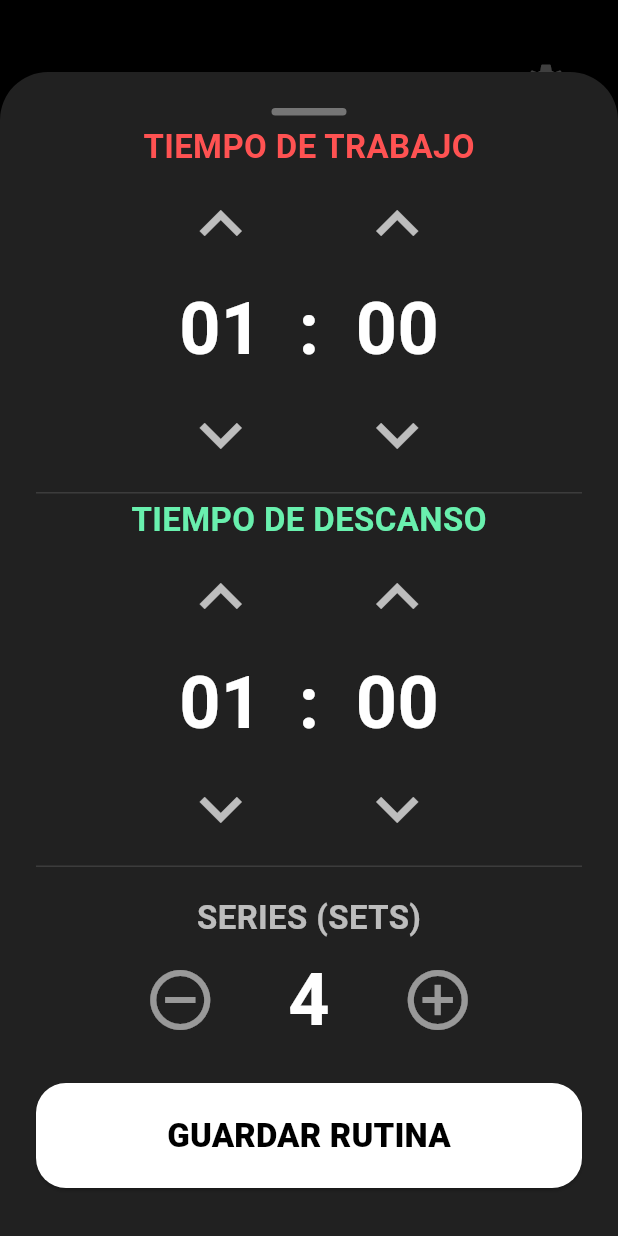
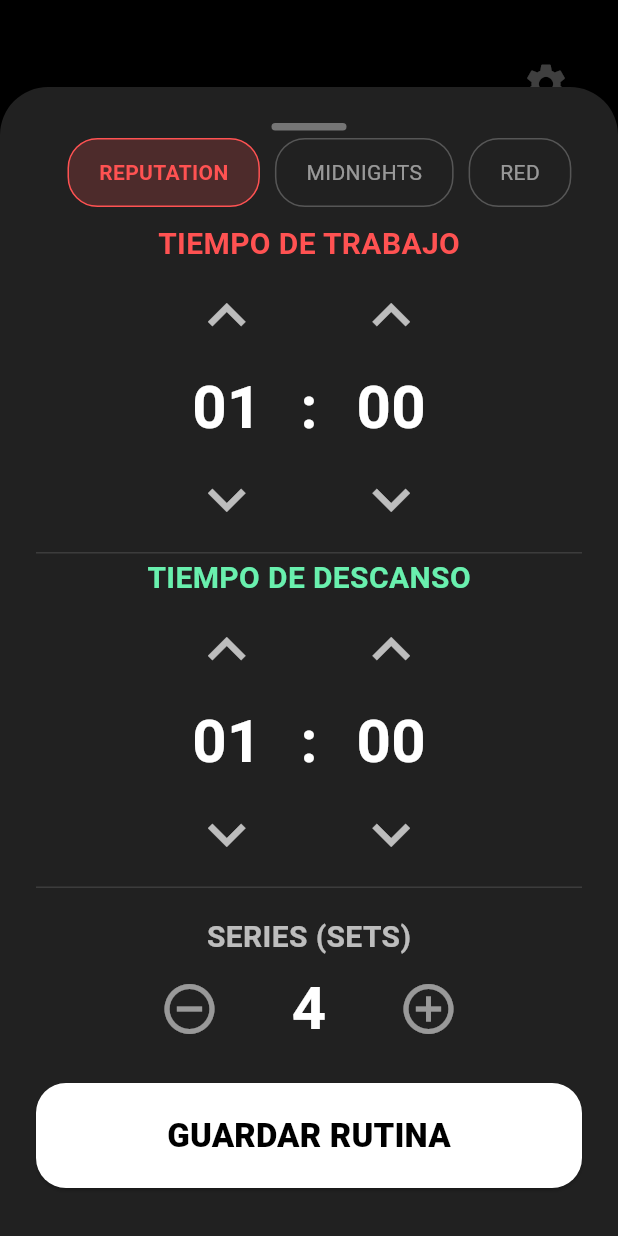
Before and after one commit to elenaahc/replift, a Flutter app: the screen it shows after launch, after a tap on the "settings" icon, on a phone screen of 412 x 824 dp. Run offline on Flutter 3.47's test engine with Material 3 defaults, Android fonts, the phone set to English and light mode, and no system bars; our stand-ins replace audioplayers, flutter_riverpod, shared_preferences, vibration, wakelock_plus.

Commit message:
V1.3 Se agrega selección de tema global de la app (5 temas distintos) el default es reputation (negro)

```diff
--- a/lib/core/theme.dart
+++ b/lib/core/theme.dart
@@ -1,28 +1,67 @@
 import 'package:flutter/material.dart';
 
-class AppTheme {
-  static ThemeData get darkTheme {
-    return ThemeData(
-      // Fondo negro puro (True Black) para ahorrar batería en pantallas OLED
-      scaffoldBackgroundColor: Colors.black,
-      brightness: Brightness.dark,
+// Nuestro selector de Eras
+enum ThemeEra { reputation, midnights, red, dynamite, butter }
 
-      elevatedButtonTheme: ElevatedButtonThemeData(
-        style: ElevatedButton.styleFrom(
-          shape: RoundedRectangleBorder(
-            borderRadius: BorderRadius.circular(20),
+class AppThemes {
+  static ThemeData getTheme(ThemeEra era) {
+    switch (era) {
+      case ThemeEra.midnights:
+        return ThemeData(
+          scaffoldBackgroundColor: const Color(
+            0xFF0F172A,
+          ), // Azul marino muy oscuro
+          colorScheme: const ColorScheme.dark(
+            primary: Color(0xFFB39DDB), // Lavanda (Trabajo)
+            secondary: Color(0xFF81D4FA), // Azul pastel (Descanso)
+            surface: Color(0xFF1E293B), // Indigo oscuro para los modales
           ),
-        ),
-      ),
+        );
+      case ThemeEra.red:
+        return ThemeData(
+          scaffoldBackgroundColor: const Color(
+            0xFF4A0000,
+          ), // Rojo profundo (casi vino), // Negro carbón
+          colorScheme: const ColorScheme.dark(
+            primary: Color(0xFFE63946), // Rojo Taylor (Trabajo)
+            secondary: Color(0xFFF1FAEE), // Crema (Descanso)
+            surface: Color(0xFF2D2D2D), // Gris oscuro
+          ),
+        );
 
-      textTheme: const TextTheme(
-        // Configuraciones base para nuestros textos
-        displayLarge: TextStyle(
-          color: Colors.white,
-          fontWeight: FontWeight.bold,
-        ),
-        bodyLarge: TextStyle(color: Colors.white70),
-      ),
-    );
+      case ThemeEra.dynamite:
+        return ThemeData(
+          scaffoldBackgroundColor: const Color(
+            0xFF2D1B4E,
+          ), // Morado profundo BTS
+          colorScheme: const ColorScheme.dark(
+            primary: Color(0xFFFF80AB), // Rosa neón (Trabajo)
+            secondary: Color(0xFF18FFFF), // Cian brillante (Descanso)
+            surface: Color(0xFF4A148C), // Morado intenso para modales
+          ),
+        );
+
+      case ThemeEra.butter:
+        return ThemeData(
+          // Un naranja vibrante y cálido que se siente como energía pura
+          scaffoldBackgroundColor: const Color(0xFFD84315),
+          colorScheme: const ColorScheme.dark(
+            primary: Color(0xFFFFD700), // Tu amarillo Butter vibrante
+            secondary: Color(0xFFFFFFFF), // Blanco para contraste máximo
+            // Un naranja un poco más intenso/oscuro para los modales
+            surface: Color(0xFFBF360C),
+          ),
+        );
+
+      case ThemeEra.reputation:
+        return ThemeData(
+          scaffoldBackgroundColor: Colors.black, // True Black
+          colorScheme: ColorScheme.dark(
+            primary: Colors.redAccent, // Rojo (Trabajo)
+            secondary: Colors.greenAccent, // Verde (Descanso)
+            surface: Color(0xFF212121), // Gris oscuro para modales
+          ),
+        );
+    }
   }
 }
--- /dev/null
+++ b/lib/core/theme_provider.dart
@@ -0,0 +1,27 @@
+import 'package:flutter_riverpod/flutter_riverpod.dart';
+import '../../main.dart'; // Tu provider de SharedPreferences
+import 'theme.dart';
+
+class ThemeNotifier extends Notifier<ThemeEra> {
+  @override
+  ThemeEra build() {
+    final prefs = ref.read(sharedPrefsProvider);
+    // Leemos el tema guardado. Si no hay, empezamos en Reputation
+    final savedTheme = prefs.getString('app_theme') ?? ThemeEra.reputation.name;
+
+    // Buscamos a qué Era corresponde el texto guardado
+    return ThemeEra.values.firstWhere(
+      (e) => e.name == savedTheme,
+      orElse: () => ThemeEra.reputation,
+    );
+  }
+
+  void changeTheme(ThemeEra newEra) {
+    state = newEra;
+    ref.read(sharedPrefsProvider).setString('app_theme', newEra.name);
+  }
+}
+
+final themeProvider = NotifierProvider<ThemeNotifier, ThemeEra>(() {
+  return ThemeNotifier();
+});
--- a/lib/features/timer/presentation/screens/timer_screen.dart
+++ b/lib/features/timer/presentation/screens/timer_screen.dart
@@ -132,7 +132,9 @@
                 style: TextStyle(
                   fontSize: 48,
                   fontWeight: FontWeight.w900,
-                  color: isWorkPhase ? Colors.redAccent : Colors.greenAccent,
+                  color: isWorkPhase
+                      ? Theme.of(context).colorScheme.primary
+                      : Theme.of(context).colorScheme.secondary,
                   letterSpacing: 4,
                 ),
               ),
@@ -162,8 +164,7 @@
                       vertical: 16,
                     ),
                     decoration: BoxDecoration(
-                      color: Colors
-                          .grey[900], // Gris oscuro para hacer contraste con el fondo negro
+                      color: Theme.of(context).colorScheme.surface,
                       borderRadius: BorderRadius.circular(24),
                     ),
                     child: Text(
@@ -192,8 +193,11 @@
                       },
                       style: ElevatedButton.styleFrom(
                         backgroundColor: isRunning
-                            ? Colors.grey[800]
-                            : Colors.white,
+                            ? Theme.of(context)
+                                  .colorScheme
+                                  .surface // Fondo pausado
+                            : Colors
+                                  .white, // El blanco se ve bien en todos los temas
                         foregroundColor: isRunning
                             ? Colors.white
                             : Colors.black,
@@ -225,8 +229,8 @@
                           ),
                           Text(
                             "${stats.routinesCompleted} / ${stats.targetRoutines}",
-                            style: const TextStyle(
-                              color: Colors.greenAccent,
+                            style: TextStyle(
+                              color: Theme.of(context).colorScheme.secondary,
                               fontWeight: FontWeight.bold,
                             ),
                           ),
@@ -236,8 +240,8 @@
                       LinearProgressIndicator(
                         value: (stats.routinesCompleted / stats.targetRoutines)
                             .clamp(0.0, 1.0), // Porcentaje de llenado
-                        backgroundColor: Colors.grey[900],
-                        color: Colors.greenAccent,
+                        backgroundColor: Theme.of(context).colorScheme.surface,
+                        color: Theme.of(context).colorScheme.secondary,
                         minHeight: 8,
                         borderRadius: BorderRadius.circular(4),
                       ),
--- a/lib/features/timer/presentation/widgets/settings_modal.dart
+++ b/lib/features/timer/presentation/widgets/settings_modal.dart
@@ -1,5 +1,7 @@
 import 'package:flutter/material.dart';
 import 'package:flutter_riverpod/flutter_riverpod.dart';
+import 'package:gym_app/core/theme.dart';
+import 'package:gym_app/core/theme_provider.dart';
 import '../../providers/timer_notifier.dart';
 
 class SettingsModal extends ConsumerStatefulWidget {
@@ -38,7 +40,7 @@
         Text(
           title,
           style: TextStyle(
-            fontSize: 22,
+            fontSize: 20,
             fontWeight: FontWeight.bold,
             color: accentColor,
           ),
@@ -60,7 +62,7 @@
               child: Text(
                 ":",
                 style: TextStyle(
-                  fontSize: 48,
+                  fontSize: 40,
                   fontWeight: FontWeight.bold,
                   color: Colors.white,
                 ),
@@ -93,14 +95,14 @@
           onPressed: onInc,
           icon: const Icon(
             Icons.keyboard_arrow_up,
-            size: 56,
+            size: 50,
             color: Colors.white70,
           ),
         ),
         Text(
           value.toString().padLeft(2, '0'),
           style: const TextStyle(
-            fontSize: 48,
+            fontSize: 40,
             fontWeight: FontWeight.bold,
             color: Colors.white,
             fontFeatures: [FontFeature.tabularFigures()],
@@ -110,7 +112,7 @@
           onPressed: onDec,
           icon: const Icon(
             Icons.keyboard_arrow_down,
-            size: 56,
+            size: 50,
             color: Colors.white70,
           ),
         ),
@@ -127,7 +129,7 @@
           const Text(
             "SERIES (SETS)",
             style: TextStyle(
-              fontSize: 22,
+              fontSize: 20,
               fontWeight: FontWeight.bold,
               color: Colors.white70,
             ),
@@ -142,7 +144,7 @@
                 }),
                 icon: const Icon(
                   Icons.remove_circle_outline,
-                  size: 48,
+                  size: 40,
                   color: Colors.white54,
                 ),
               ),
@@ -151,7 +153,7 @@
                 child: Text(
                   _sets.toString(),
                   style: const TextStyle(
-                    fontSize: 48,
+                    fontSize: 40,
                     fontWeight: FontWeight.bold,
                     color: Colors.white,
                   ),
@@ -161,7 +163,7 @@
                 onPressed: () => setState(() => _sets += 1),
                 icon: const Icon(
                   Icons.add_circle_outline,
-                  size: 48,
+                  size: 40,
                   color: Colors.white54,
                 ),
               ),
@@ -177,7 +179,7 @@
     return Container(
       padding: const EdgeInsets.all(24.0),
       decoration: BoxDecoration(
-        color: Colors.grey[900],
+        color: Theme.of(context).colorScheme.surface,
         borderRadius: const BorderRadius.vertical(top: Radius.circular(32)),
       ),
       child: SingleChildScrollView(
@@ -193,12 +195,69 @@
               ),
             ),
             const SizedBox(height: 5),
+            // Selector de Eras
+            Consumer(
+              builder: (context, ref, child) {
+                final currentEra = ref.watch(themeProvider);
+                return SingleChildScrollView(
+                  // <-- ¡Esta es la clave!
+                  scrollDirection: Axis.horizontal,
+                  padding: const EdgeInsets.symmetric(horizontal: 16),
+                  child: Row(
+                    mainAxisAlignment:
+                        MainAxisAlignment.center, // Cambiamos a center
+                    children: ThemeEra.values.map((era) {
+                      final isSelected = currentEra == era;
+                      return Padding(
+                        // Agregamos un poco de espacio entre chips
+                        padding: const EdgeInsets.symmetric(horizontal: 5),
+                        child: GestureDetector(
+                          onTap: () =>
+                              ref.read(themeProvider.notifier).changeTheme(era),
+                          child: Container(
+                            padding: const EdgeInsets.symmetric(
+                              horizontal: 20,
+                              vertical: 12,
+                            ),
+                            decoration: BoxDecoration(
+                              color: isSelected
+                                  ? Theme.of(
+                                      context,
+                                    ).colorScheme.primary.withValues(alpha: 0.2)
+                                  : Colors.transparent,
+                              border: Border.all(
+                                color: isSelected
+                                    ? Theme.of(context).colorScheme.primary
+                                    : Colors.white24,
+                              ),
+                              borderRadius: BorderRadius.circular(20),
+                            ),
+                            child: Text(
+                              era.name.toUpperCase(),
+                              style: TextStyle(
+                                color: isSelected
+                                    ? Theme.of(context).colorScheme.primary
+                                    : Colors.white54,
+                                fontWeight: isSelected
+                                    ? FontWeight.bold
+                                    : FontWeight.normal,
+                              ),
+                            ),
+                          ),
+                        ),
+                      );
+                    }).toList(),
+                  ),
+                );
+              },
+            ),
+            const SizedBox(height: 10),
 
             // Selectores apilados verticalmente para darles mucho espacio táctil
             _buildTimeSelector(
               "TIEMPO DE TRABAJO",
               _workTime,
-              Colors.redAccent,
+              Theme.of(context).colorScheme.primary,
               (newVal) {
                 setState(() => _workTime = newVal < 5 ? 5 : newVal);
               },
@@ -209,7 +268,7 @@
             _buildTimeSelector(
               "TIEMPO DE DESCANSO",
               _restTime,
-              Colors.greenAccent,
+              Theme.of(context).colorScheme.secondary,
               (newVal) {
                 setState(() => _restTime = newVal < 5 ? 5 : newVal);
               },
--- a/lib/main.dart
+++ b/lib/main.dart
@@ -1,5 +1,6 @@
 import 'package:flutter/material.dart';
 import 'package:flutter_riverpod/flutter_riverpod.dart';
+import 'package:gym_app/core/theme_provider.dart';
 import 'package:shared_preferences/shared_preferences.dart';
 import 'core/theme.dart';
 import 'features/timer/presentation/screens/timer_screen.dart';
@@ -27,15 +28,20 @@
   );
 }
 
-class GymTimerApp extends StatelessWidget {
+class GymTimerApp extends ConsumerWidget {
+  // <-- Ahora es ConsumerWidget
   const GymTimerApp({super.key});
 
   @override
-  Widget build(BuildContext context) {
+  Widget build(BuildContext context, WidgetRef ref) {
+    // 1. Escuchamos qué Era está activa
+    final currentEra = ref.watch(themeProvider);
+
     return MaterialApp(
       title: 'Gym Timer',
       debugShowCheckedModeBanner: false,
-      theme: AppTheme.darkTheme,
+      // 2. Le inyectamos la paleta de colores de esa Era
+      theme: AppThemes.getTheme(currentEra),
       home: const TimerScreen(),
     );
   }
```
